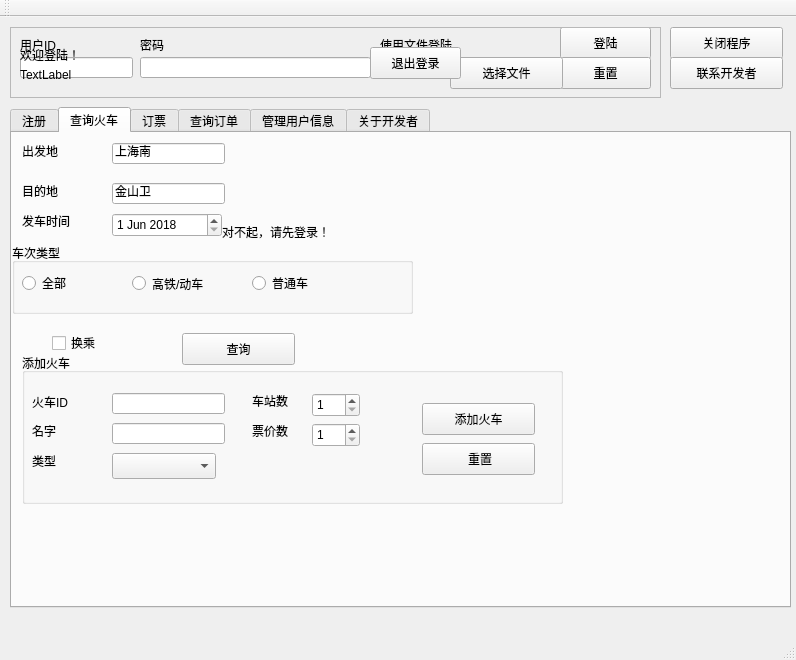
Qt form QtPartB/mainwindow.ui (peterzheng98/2017-2018-B_DS_TrainTicketBooking) before a commit.
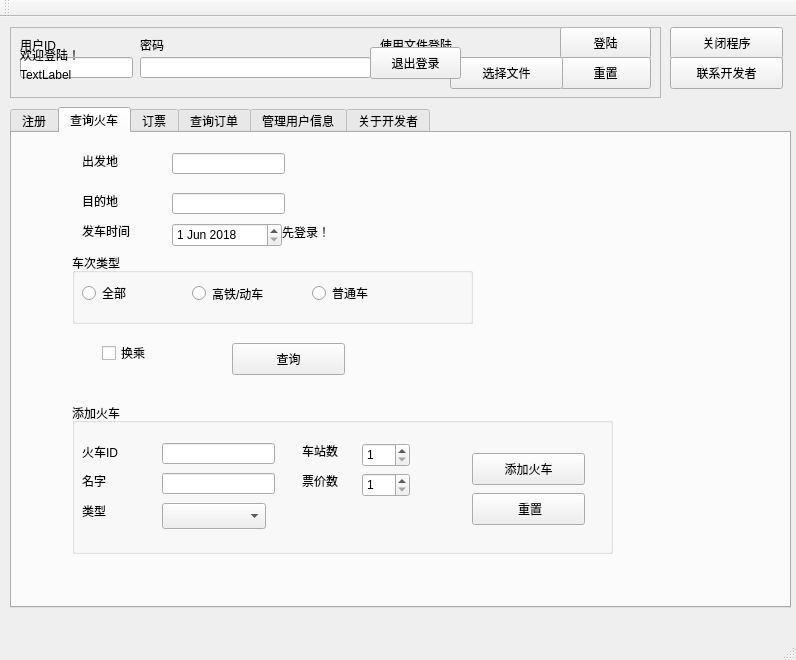
The same form after that commit. The open tabs and pages were chosen to show the change. Icons and pictures are not drawn.

Commit message: [Develop 2-1L]

```diff
--- a/QtPartB/mainwindow.ui
+++ b/QtPartB/mainwindow.ui
@@ -430,8 +430,8 @@
        <rect>
         <x>0</x>
         <y>0</y>
-        <width>571</width>
-        <height>381</height>
+        <width>771</width>
+        <height>471</height>
        </rect>
       </property>
       <property name="styleSheet">
@@ -446,8 +446,8 @@
       <widget class="QPushButton" name="tab4_logined_frame_search">
        <property name="geometry">
         <rect>
-         <x>170</x>
-         <y>200</y>
+         <x>220</x>
+         <y>210</y>
          <width>113</width>
          <height>32</height>
         </rect>
@@ -459,38 +459,52 @@
       <widget class="QLineEdit" name="tab1_logined_frame_loc1">
        <property name="geometry">
         <rect>
-         <x>100</x>
-         <y>10</y>
+         <x>160</x>
+         <y>20</y>
          <width>113</width>
          <height>21</height>
         </rect>
        </property>
        <property name="text">
-        <string>上海南</string>
+        <string/>
        </property>
       </widget>
       <widget class="QLineEdit" name="tab1_logined_frame_loc2">
        <property name="geometry">
         <rect>
-         <x>100</x>
-         <y>50</y>
+         <x>160</x>
+         <y>60</y>
          <width>113</width>
          <height>21</height>
         </rect>
        </property>
        <property name="text">
-        <string>金山卫</string>
+        <string/>
        </property>
       </widget>
       <widget class="QDateEdit" name="tab1_logined_frame_date">
        <property name="geometry">
         <rect>
-         <x>100</x>
-         <y>80</y>
+         <x>160</x>
+         <y>90</y>
          <width>110</width>
          <height>24</height>
         </rect>
        </property>
+       <property name="maximumDate">
+        <date>
+         <year>2018</year>
+         <month>6</month>
+         <day>30</day>
+        </date>
+       </property>
+       <property name="minimumDate">
+        <date>
+         <year>2018</year>
+         <month>6</month>
+         <day>1</day>
+        </date>
+       </property>
        <property name="date">
         <date>
          <year>2018</year>
@@ -502,8 +516,8 @@
       <widget class="QLabel" name="label_18">
        <property name="geometry">
         <rect>
-         <x>10</x>
-         <y>80</y>
+         <x>70</x>
+         <y>90</y>
          <width>60</width>
          <height>16</height>
         </rect>
@@ -515,8 +529,8 @@
       <widget class="QLabel" name="label_19">
        <property name="geometry">
         <rect>
-         <x>10</x>
-         <y>10</y>
+         <x>70</x>
+         <y>20</y>
          <width>60</width>
          <height>16</height>
         </rect>
@@ -528,8 +542,8 @@
       <widget class="QLabel" name="label_20">
        <property name="geometry">
         <rect>
-         <x>10</x>
-         <y>50</y>
+         <x>70</x>
+         <y>60</y>
          <width>60</width>
          <height>16</height>
         </rect>
@@ -554,8 +568,8 @@
       <widget class="QGroupBox" name="groupBox">
        <property name="geometry">
         <rect>
-         <x>0</x>
-         <y>110</y>
+         <x>60</x>
+         <y>120</y>
          <width>401</width>
          <height>71</height>
         </rect>
@@ -606,8 +620,8 @@
       <widget class="QCheckBox" name="tab4_logined_frame_transfer">
        <property name="geometry">
         <rect>
-         <x>40</x>
-         <y>200</y>
+         <x>90</x>
+         <y>210</y>
          <width>87</width>
          <height>20</height>
         </rect>
@@ -619,8 +633,8 @@
       <widget class="QGroupBox" name="groupBox_3">
        <property name="geometry">
         <rect>
-         <x>10</x>
-         <y>220</y>
+         <x>60</x>
+         <y>270</y>
          <width>541</width>
          <height>151</height>
         </rect>
```
Left out of the diff: 26 changed lines with no effect on the pictures. The commit also changes 2 other files.
